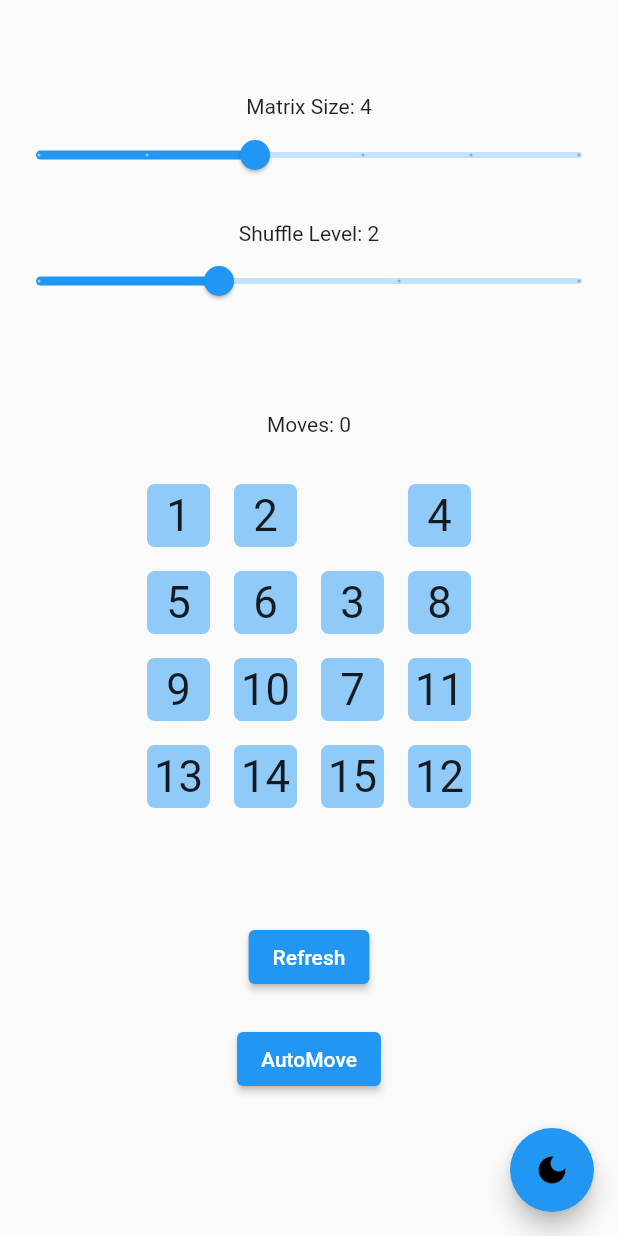
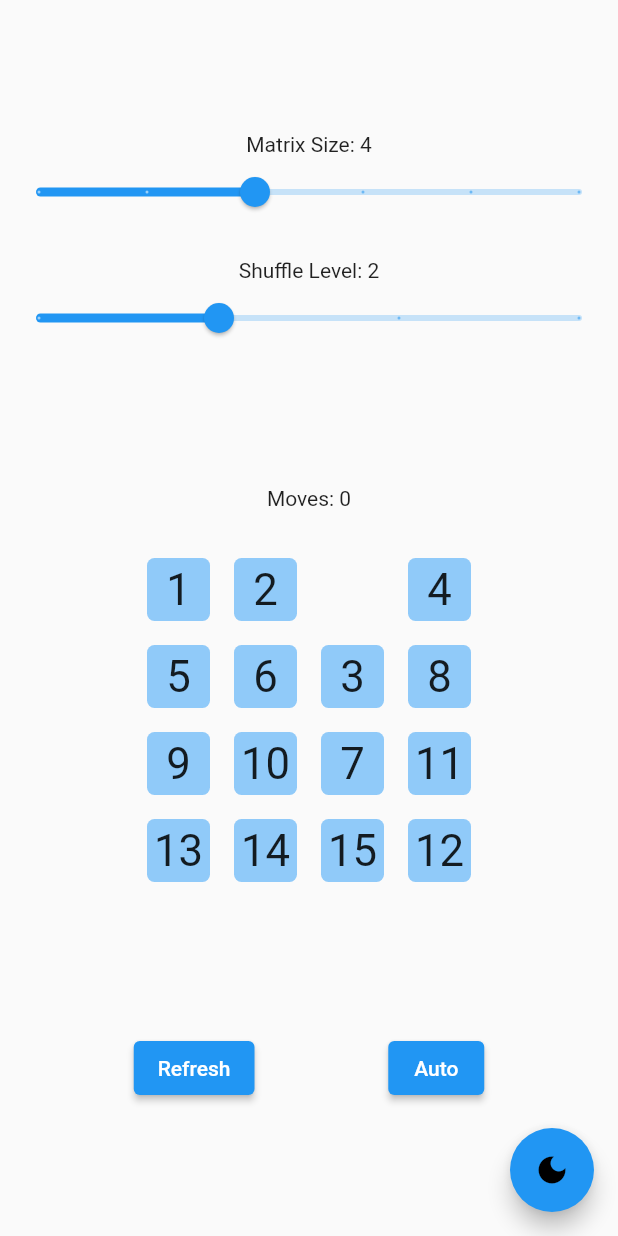
Before and after one commit to jayhsugo/FlutterDynamicPuzzleGame, a Flutter app: the screen it shows after launch, on a phone screen of 412 x 824 dp. Run offline on Flutter 3.47's test engine with Material 2 defaults, Android fonts, the phone set to English and light mode, and no system bars.

Commit message:
Update widget_puzzle_matrix.dart

```diff
--- a/lib/widget_puzzle_matrix.dart
+++ b/lib/widget_puzzle_matrix.dart
@@ -218,10 +218,7 @@ class _PuzzleMatrixWidgetState extends State<PuzzleMatrixWidget> {
     // );
   }
 
-  @override
-  Widget build(BuildContext context) {
-    return OrientationBuilder(builder: (context, orientation) {
-      if (orientation == Orientation.portrait) {
+  portraitWidget() {
     return Stack(
       children: [
         SafeArea(
@@ -268,6 +265,10 @@ class _PuzzleMatrixWidgetState extends State<PuzzleMatrixWidget> {
                 child: puzzlePieces.isEmpty ? const CircularProgressIndicator() : FittedBox(child: _generateMatrixWidget(puzzlePieces)),
               ),
               Spacer(),
+              Row(
+                mainAxisAlignment: MainAxisAlignment.spaceEvenly,
+                crossAxisAlignment: CrossAxisAlignment.center,
+                children: [
                 Flexible(
                   child: ElevatedButton(
                     onPressed: () {
@@ -276,17 +277,17 @@ class _PuzzleMatrixWidgetState extends State<PuzzleMatrixWidget> {
                     child: FittedBox(child: Text('Refresh')),
                   ),
                 ),
-                  SizedBox(height: 20),
                 Flexible(
                   child: ElevatedButton(
                     onPressed: () {
                       autoChange();
                     },
                     child: FittedBox(
-                        child: Text('AutoMove'),
+                      child: Text('Auto'),
                     ),
                   ),
                 ),
+              ],),
               Spacer(),
             ],
           ),
@@ -301,12 +302,15 @@ class _PuzzleMatrixWidgetState extends State<PuzzleMatrixWidget> {
             : Container(),
       ],
     );
-      } else {
+  }
+
+  landscapeWidget() {
     return Stack(
       children: [
         SafeArea(
           child: Row(
-                mainAxisSize: MainAxisSize.min,
+            mainAxisAlignment: MainAxisAlignment.spaceEvenly,
+            mainAxisSize: MainAxisSize.max,
             children: [
               Column(
                 children: [
@@ -343,23 +347,8 @@ class _PuzzleMatrixWidgetState extends State<PuzzleMatrixWidget> {
                         }
                       }),
                   Spacer(),
-                      ElevatedButton(
-                        onPressed: () {
-                          initGame();
-                        },
-                        child: Text('Refresh'),
-                      ),
-                      SizedBox(height: 20),
-                      ElevatedButton(
-                        onPressed: () {
-                          autoChange();
-                        },
-                        child: Text('AutoMove'),
-                      ),
-                      Spacer(),
                 ],
               ),
-                  Spacer(),
               Container(
                 child: puzzlePieces.isEmpty
                     ? const CircularProgressIndicator()
@@ -369,9 +358,34 @@ class _PuzzleMatrixWidgetState extends State<PuzzleMatrixWidget> {
                   child: FittedBox(child: _generateMatrixWidget(puzzlePieces)),
                 ),
               ),
+              Flexible(
+                child: Column(
+                  children: [
+                    SizedBox(height: 20),
+                    Flexible(child: Text('Moves: $moves')),
                     Spacer(),
-                  Text('Moves: $moves'),
-                  SizedBox(width: 16),
+                    FittedBox(
+                      child: ElevatedButton(
+                        onPressed: () {
+                          initGame();
+                        },
+                        child: Text('Refresh'),
+                      ),
+                    ),
+                    Spacer(),
+                    FittedBox(
+                      child: ElevatedButton(
+
+                        onPressed: () {
+                          autoChange();
+                        },
+                        child: Text('AutoMove'),
+                      ),
+                    ),
+                    Spacer(),
+                  ],
+                ),
+              ),
             ],
           ),
         ),
@@ -385,6 +399,15 @@ class _PuzzleMatrixWidgetState extends State<PuzzleMatrixWidget> {
             : Container(),
       ],
     );
+  }
+
+  @override
+  Widget build(BuildContext context) {
+    return OrientationBuilder(builder: (context, orientation) {
+      if (orientation == Orientation.portrait) {
+        return portraitWidget();
+      } else {
+        return landscapeWidget();
       }
     });
   }
```
Lines whose indentation alone changed are shown as unchanged.
